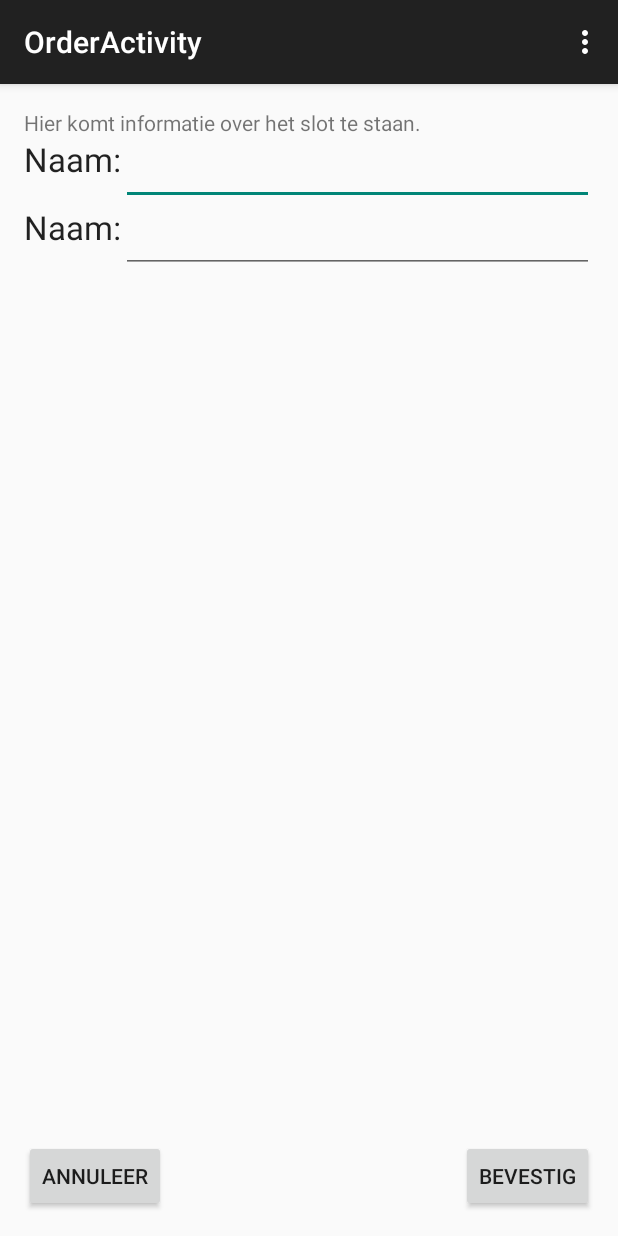
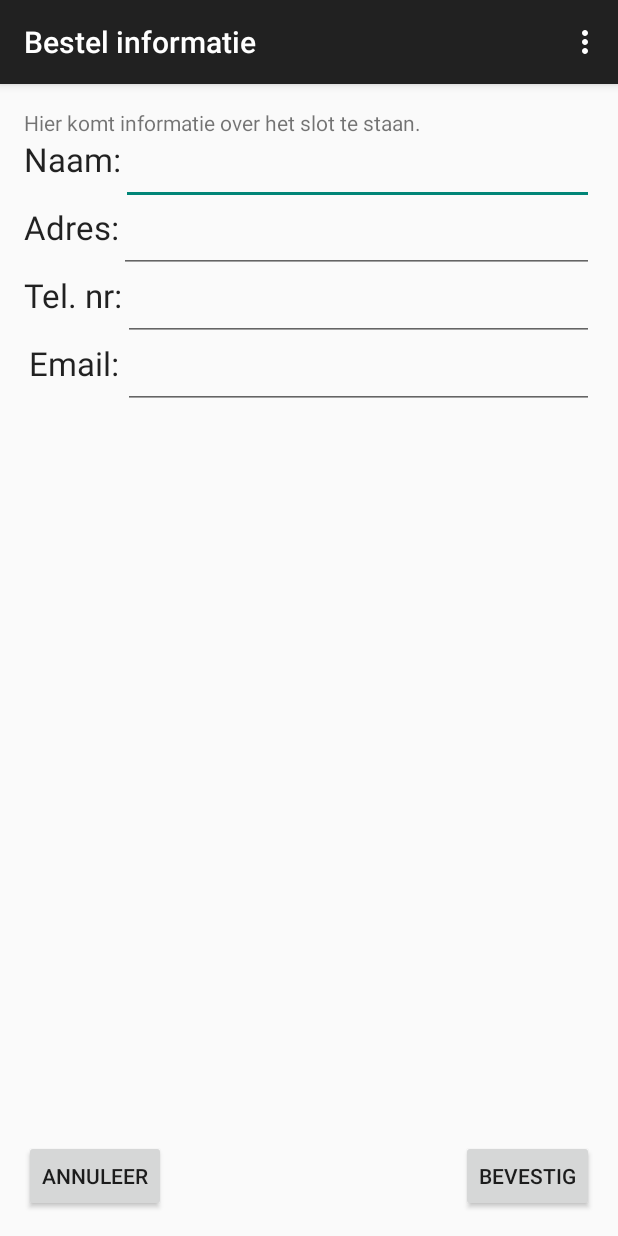
Before and after one commit to Marinosbitter/De-Sleutelaar, an Android app: the OrderActivity screen opened directly, with no data from a screen before it, on a phone screen of 412 x 824 dp. Run offline under Robolectric (Android 15) with nearby library versions, the phone set to English and light mode, and no system bars.

Commit message:
Gegevens invoervelden OrderActivity worden naar Strings omgezet

```diff
--- a/app/src/main/java/nl/hsleiden/imtpmd/desleutelaar/OrderActivity.java
+++ b/app/src/main/java/nl/hsleiden/imtpmd/desleutelaar/OrderActivity.java
@@ -7,6 +7,8 @@ import android.util.Log;
 import android.view.Menu;
 import android.view.MenuItem;
 import android.view.View;
+import android.widget.EditText;
+import android.widget.TextView;
 
 public class OrderActivity extends AppCompatActivity {
 
@@ -42,4 +44,21 @@ public class OrderActivity extends AppCompatActivity {
 
         return super.onOptionsItemSelected(item);
     }
+
+    public void confirmOrder(View view) {
+        EditText namefield = (EditText)findViewById(R.id.nameField);
+        String name = namefield.getText().toString();
+
+        EditText addressfield = (EditText)findViewById(R.id.addressField);
+        String address = addressfield.getText().toString();
+
+        EditText telephonefield = (EditText)findViewById(R.id.telephoneField);
+        String telephone = telephonefield.getText().toString();
+
+        EditText emailfield = (EditText)findViewById(R.id.emailField);
+        String email = emailfield.getText().toString();
+
+        // even testen
+        Log.d("Gegevens:", name + " " + address + " " + telephone + " " + email);
+    }
 }
--- a/app/src/main/res/layout/activity_order.xml
+++ b/app/src/main/res/layout/activity_order.xml
@@ -33,7 +33,7 @@
         android:layout_alignParentRight="true"
         android:clickable="true"
         android:enabled="true"
-        android:onClick="openLockInfoActivity"/>
+        android:onClick="confirmOrder"/>
 
     <Button
         android:layout_width="wrap_content"
@@ -46,25 +46,13 @@
         android:enabled="true"
         android:onClick="openLockInfoActivity"/>
 
-    <EditText
-        android:layout_width="wrap_content"
-        android:layout_height="wrap_content"
-        android:inputType="textPersonName"
-        android:ems="10"
-        android:id="@+id/editText"
-        android:layout_below="@+id/lockInfoField"
-        android:layout_alignRight="@+id/confirmButton"
-        android:layout_alignEnd="@+id/confirmButton"
-        android:layout_toRightOf="@+id/textView2"
-        android:layout_toEndOf="@+id/textView2" />
-
     <TextView
         android:layout_width="wrap_content"
         android:layout_height="wrap_content"
         android:textAppearance="?android:attr/textAppearanceLarge"
         android:text="Naam:"
         android:id="@+id/textView2"
-        android:layout_alignBottom="@+id/editText"
+        android:layout_alignBottom="@+id/nameField"
         android:layout_alignParentLeft="true"
         android:layout_alignParentStart="true"
         android:layout_below="@+id/lockInfoField" />
@@ -73,23 +61,86 @@
         android:layout_width="wrap_content"
         android:layout_height="wrap_content"
         android:textAppearance="?android:attr/textAppearanceLarge"
-        android:text="Naam:"
+        android:text="Adres:"
         android:id="@+id/textView"
-        android:layout_alignBottom="@+id/editText2"
+        android:layout_alignBottom="@+id/addressField"
         android:layout_alignParentLeft="true"
         android:layout_alignParentStart="true"
-        android:layout_alignTop="@+id/editText2" />
+        android:layout_alignTop="@+id/addressField" />
 
+    <TextView
+        android:layout_width="wrap_content"
+        android:layout_height="wrap_content"
+        android:textAppearance="?android:attr/textAppearanceLarge"
+        android:text="Tel. nr:"
+        android:id="@+id/textView3"
+        android:layout_alignParentLeft="true"
+        android:layout_alignParentStart="true"
+        android:layout_below="@+id/textView"
+        android:layout_alignBottom="@+id/telephoneField" />
+
+    <TextView
+        android:layout_width="wrap_content"
+        android:layout_height="wrap_content"
+        android:textAppearance="?android:attr/textAppearanceLarge"
+        android:text="Email:"
+        android:id="@+id/textView4"
+        android:layout_below="@+id/textView3"
+        android:layout_toLeftOf="@+id/addressField"
+        android:layout_toStartOf="@+id/addressField"
+        android:layout_alignBottom="@+id/emailField" />
+
+    // invoerveld naam
     <EditText
         android:layout_width="wrap_content"
         android:layout_height="wrap_content"
         android:inputType="textPersonName"
         android:ems="10"
-        android:id="@+id/editText2"
-        android:layout_below="@+id/editText"
-        android:layout_alignRight="@+id/editText"
-        android:layout_alignEnd="@+id/editText"
+        android:id="@+id/nameField"
+        android:layout_below="@+id/lockInfoField"
+        android:layout_alignRight="@+id/confirmButton"
+        android:layout_alignEnd="@+id/confirmButton"
+        android:layout_toRightOf="@+id/textView2"
+        android:layout_toEndOf="@+id/textView2" />
+
+    // invoerveld adres
+    <EditText
+        android:layout_width="wrap_content"
+        android:layout_height="wrap_content"
+        android:inputType="textPersonName"
+        android:ems="10"
+        android:id="@+id/addressField"
+        android:layout_below="@+id/nameField"
+        android:layout_alignRight="@+id/nameField"
+        android:layout_alignEnd="@+id/nameField"
         android:layout_toRightOf="@+id/textView"
         android:layout_toEndOf="@+id/textView" />
 
+    // invoerveld telefoonnummer
+    <EditText
+        android:layout_width="wrap_content"
+        android:layout_height="wrap_content"
+        android:inputType="phone"
+        android:ems="10"
+        android:id="@+id/telephoneField"
+        android:layout_below="@+id/addressField"
+        android:layout_alignRight="@+id/addressField"
+        android:layout_alignEnd="@+id/addressField"
+        android:layout_toRightOf="@+id/textView3"
+        android:layout_toEndOf="@+id/textView3" />
+
+    // invoerveld email
+    <EditText
+        android:layout_width="wrap_content"
+        android:layout_height="wrap_content"
+        android:inputType="textEmailAddress"
+        android:ems="10"
+        android:id="@+id/emailField"
+        android:layout_below="@+id/telephoneField"
+        android:layout_alignParentRight="true"
+        android:layout_alignParentEnd="true"
+        android:layout_toRightOf="@+id/textView3"
+        android:layout_toEndOf="@+id/textView3" />
+
+
 </RelativeLayout>
--- a/app/src/main/res/values/strings.xml
+++ b/app/src/main/res/values/strings.xml
@@ -3,9 +3,8 @@
 
     <string name="hello_world">Hello world!</string>
     <string name="action_settings">Settings</string>
-    <string name="title_activity_slot_info">SlotInfoActivity</string>
-    <string name="title_activity_lock_info">LockInfoActivity</string>
-    <string name="title_activity_order">OrderActivity</string>
+    <string name="title_activity_lock_info">Slot informatie</string>
+    <string name="title_activity_order">Bestel informatie</string>
 
     <string name="welkomtext"> Welkom in onze app. De Sleutelaar is een slotenbedrijf dat sloten maakt voor de particuliere en commerciële sector.
 
```
